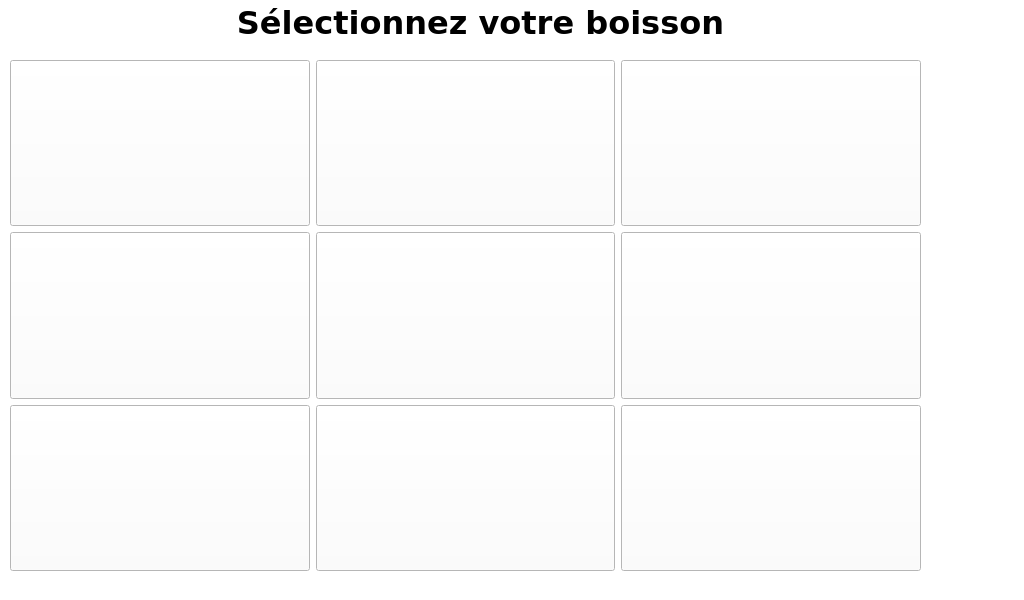
The window that gui/ui/main.ui (robotique-ecam/barbot-v2) describes before a commit, drawn with Qt 5.
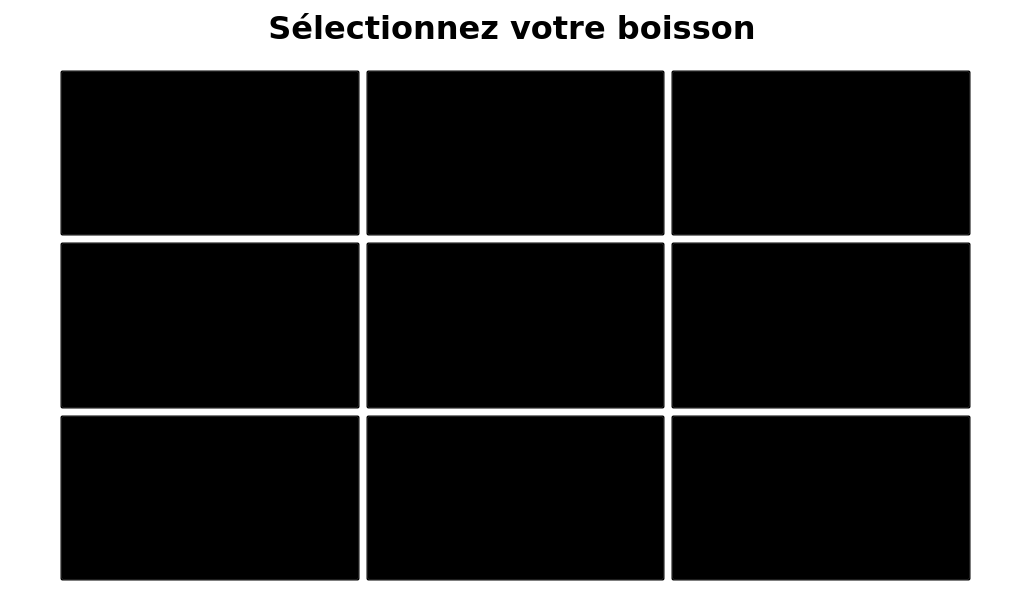
The same window after the commit. The open tabs and pages were chosen to show the change. Icons and pictures are not drawn.

Diff of the .ui file:
```diff
--- a/gui/ui/main.ui
+++ b/gui/ui/main.ui
@@ -82,8 +82,8 @@
       <property name="geometry">
        <rect>
         <x>0</x>
-        <y>0</y>
-        <width>961</width>
+        <y>5</y>
+        <width>1024</width>
         <height>51</height>
        </rect>
       </property>
@@ -98,6 +98,9 @@
       <property name="autoFillBackground">
        <bool>false</bool>
       </property>
+      <property name="styleSheet">
+       <string notr="true">background:transparent;</string>
+      </property>
       <property name="frameShape">
        <enum>QFrame::NoFrame</enum>
       </property>
@@ -115,7 +118,7 @@
 &lt;html&gt;&lt;head&gt;&lt;meta name=&quot;qrichtext&quot; content=&quot;1&quot; /&gt;&lt;style type=&quot;text/css&quot;&gt;
 p, li { white-space: pre-wrap; }
 &lt;/style&gt;&lt;/head&gt;&lt;body style=&quot; font-family:'Verdana'; font-size:7.8pt; font-weight:400; font-style:normal;&quot;&gt;
-&lt;p align=&quot;center&quot; style=&quot; margin-top:0px; margin-bottom:0px; margin-left:0px; margin-right:0px; -qt-block-indent:0; text-indent:0px;&quot;&gt;&lt;span style=&quot; font-family:'Ubuntu'; font-size:24pt; font-weight:600;&quot;&gt;Sélectionnez votre boisson&lt;/span&gt;&lt;/p&gt;&lt;/body&gt;&lt;/html&gt;</string>
+&lt;p align=&quot;center&quot; style=&quot; margin-top:0px; margin-bottom:0px; margin-left:0px; margin-right:0px; -qt-block-indent:0; text-indent:0px;&quot;&gt;&lt;span style=&quot; font-family:'Ubuntu'; font-size:24pt; font-weight:600; color:#000000;&quot;&gt;Sélectionnez votre boisson&lt;/span&gt;&lt;/p&gt;&lt;/body&gt;&lt;/html&gt;</string>
       </property>
       <property name="textInteractionFlags">
        <set>Qt::NoTextInteraction</set>
@@ -124,8 +127,8 @@
      <widget class="QWidget" name="gridLayoutWidget">
       <property name="geometry">
        <rect>
-        <x>10</x>
-        <y>60</y>
+        <x>60</x>
+        <y>70</y>
         <width>911</width>
         <height>511</height>
        </rect>
@@ -149,7 +152,7 @@
           </font>
          </property>
          <property name="styleSheet">
-          <string notr="true"/>
+          <string notr="true">background:transparent;</string>
          </property>
          <property name="text">
           <string/>
@@ -178,6 +181,9 @@
            <bold>false</bold>
           </font>
          </property>
+         <property name="styleSheet">
+          <string>background:transparent;</string>
+         </property>
          <property name="text">
           <string/>
          </property>
@@ -207,7 +213,7 @@
           </font>
          </property>
          <property name="styleSheet">
-          <string notr="true"/>
+          <string notr="true">background:transparent;</string>
          </property>
          <property name="text">
           <string/>
@@ -238,7 +244,7 @@
           </font>
          </property>
          <property name="styleSheet">
-          <string notr="true"/>
+          <string notr="true">background:transparent;</string>
          </property>
          <property name="text">
           <string/>
@@ -269,7 +275,7 @@
           </font>
          </property>
          <property name="styleSheet">
-          <string notr="true"/>
+          <string notr="true">background:transparent;</string>
          </property>
          <property name="text">
           <string/>
@@ -300,7 +306,7 @@
           </font>
          </property>
          <property name="styleSheet">
-          <string notr="true"/>
+          <string notr="true">background:transparent;</string>
          </property>
          <property name="text">
           <string/>
@@ -331,7 +337,7 @@
           </font>
          </property>
          <property name="styleSheet">
-          <string notr="true"/>
+          <string notr="true">background:transparent;</string>
          </property>
          <property name="text">
           <string/>
@@ -365,7 +371,7 @@
           <bool>false</bool>
          </property>
          <property name="styleSheet">
-          <string notr="true"/>
+          <string notr="true">background:transparent;</string>
          </property>
          <property name="text">
           <string/>
@@ -396,7 +402,7 @@
           </font>
          </property>
          <property name="styleSheet">
-          <string notr="true"/>
+          <string notr="true">background:transparent;</string>
          </property>
          <property name="text">
           <string/>
@@ -411,6 +417,25 @@
        </item>
       </layout>
      </widget>
+     <widget class="QLabel" name="background">
+      <property name="geometry">
+       <rect>
+        <x>4</x>
+        <y>0</y>
+        <width>1021</width>
+        <height>601</height>
+       </rect>
+      </property>
+      <property name="styleSheet">
+       <string notr="true">background-image: url(:/Logo/backgroundMenu.png);</string>
+      </property>
+      <property name="text">
+       <string/>
+      </property>
+     </widget>
+     <zorder>background</zorder>
+     <zorder>chooseDrink</zorder>
+     <zorder>gridLayoutWidget</zorder>
     </widget>
     <widget class="QWidget" name="tabLoading" native="true">
      <widget class="QProgressBar" name="progress">
```
Left out of the diff: 2 changed lines with no effect on the pictures.
